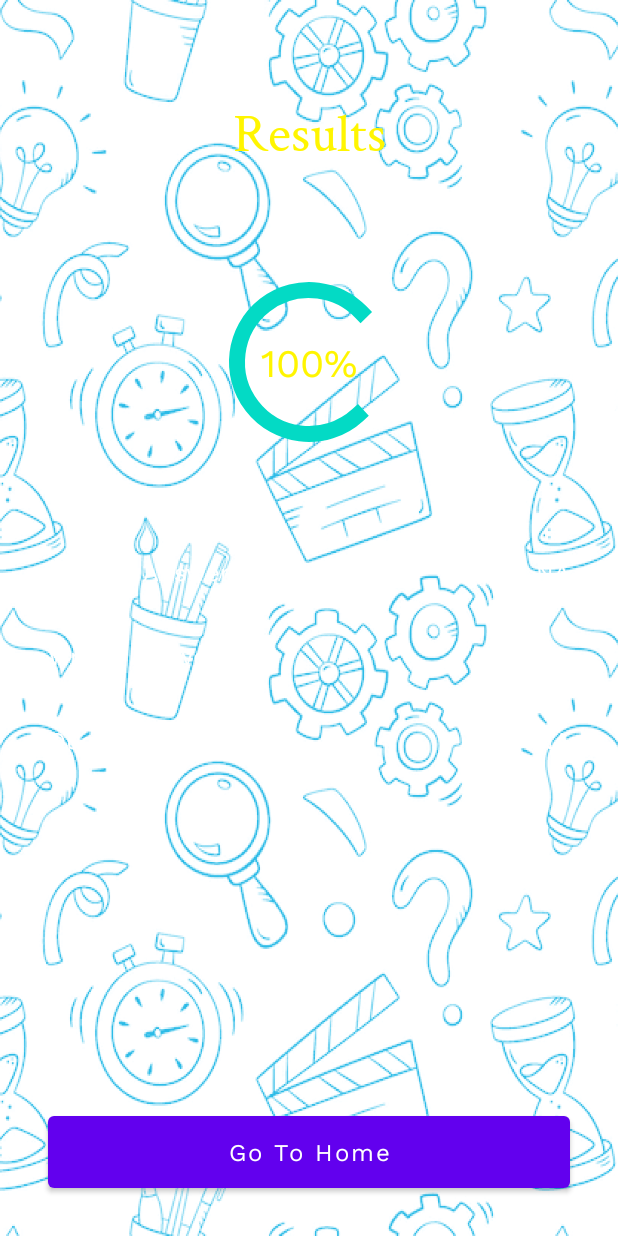
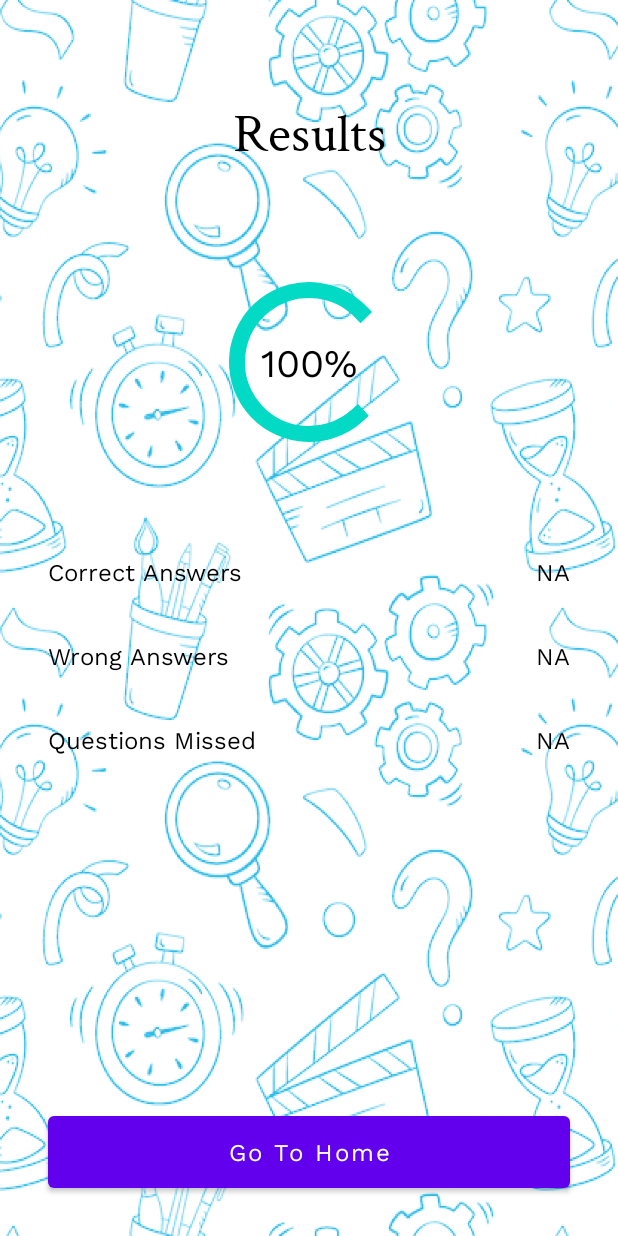
Before and after one commit to RohitBisht21/QuizApp, an Android app: the FinalFragment screen opened through its navigation route, on a phone screen of 412 x 824 dp. Run offline under Robolectric (Android 15) with nearby library versions, the phone set to English and light mode, and no system bars; our stand-ins replace Firebase (no records; nobody signed in at launch, a user with empty details on screens opened directly); 3 statements that could not run were skipped.

Commit message:
initial commit

```diff
--- a/app/src/main/res/layout/fragment_final.xml
+++ b/app/src/main/res/layout/fragment_final.xml
@@ -18,7 +18,7 @@
         android:layout_marginEnd="32dp"
         android:fontFamily="@font/crimson_text"
         android:text="Results"
-        android:textColor="@color/colorPrimary"
+        android:textColor="@color/colorPrimaryDark"
         android:textSize="36sp"
         app:layout_constraintEnd_toEndOf="parent"
         app:layout_constraintStart_toStartOf="parent"
@@ -40,7 +40,7 @@
         android:layout_height="wrap_content"
         android:fontFamily="@font/work_sans"
         android:text="100%"
-        android:textColor="@color/colorPrimary"
+        android:textColor="@color/colorPrimaryDark"
         android:textSize="26sp"
         app:layout_constraintBottom_toBottomOf="@+id/results_progress"
         app:layout_constraintEnd_toEndOf="@+id/results_progress"
@@ -53,9 +53,9 @@
         android:layout_height="wrap_content"
         android:layout_marginStart="32dp"
         android:layout_marginTop="64dp"
+        android:fontFamily="@font/work_sans"
         android:text="Correct Answers"
-        android:fontFamily="@font/work_sans"
-        android:textColor="@color/white"
+        android:textColor="@color/black"
         android:textSize="16sp"
         app:layout_constraintStart_toStartOf="parent"
         app:layout_constraintTop_toBottomOf="@+id/results_progress" />
@@ -66,9 +66,9 @@
         android:layout_height="wrap_content"
         android:layout_marginStart="32dp"
         android:layout_marginTop="32dp"
+        android:fontFamily="@font/work_sans"
         android:text="Wrong Answers"
-        android:fontFamily="@font/work_sans"
-        android:textColor="@color/white"
+        android:textColor="@color/colorPrimaryDark"
         android:textSize="16sp"
         app:layout_constraintStart_toStartOf="parent"
         app:layout_constraintTop_toBottomOf="@+id/results_correct" />
@@ -79,9 +79,9 @@
         android:layout_height="wrap_content"
         android:layout_marginStart="32dp"
         android:layout_marginTop="32dp"
+        android:fontFamily="@font/work_sans"
         android:text="Questions Missed"
-        android:fontFamily="@font/work_sans"
-        android:textColor="@color/white"
+        android:textColor="@color/colorPrimaryDark"
         android:textSize="16sp"
         app:layout_constraintStart_toStartOf="parent"
         app:layout_constraintTop_toBottomOf="@+id/result_wrong" />
@@ -93,7 +93,7 @@
         android:layout_marginEnd="32dp"
         android:fontFamily="@font/work_sans"
         android:text="NA"
-        android:textColor="@color/white"
+        android:textColor="@color/colorPrimaryDark"
         android:textSize="16sp"
         app:layout_constraintEnd_toEndOf="parent"
         app:layout_constraintTop_toTopOf="@+id/results_correct" />
@@ -106,7 +106,8 @@
         android:layout_marginEnd="32dp"
         android:fontFamily="@font/work_sans"
         android:text="NA"
-        android:textColor="@color/white"
+        android:textColor="@color/colorPrimaryDark"
+        android:textColorHint="@color/colorPrimaryDark"
         android:textSize="16sp"
         app:layout_constraintEnd_toEndOf="parent"
         app:layout_constraintTop_toBottomOf="@+id/result_correct_text" />
@@ -119,7 +120,7 @@
         android:layout_marginEnd="32dp"
         android:fontFamily="@font/work_sans"
         android:text="NA"
-        android:textColor="@color/white"
+        android:textColor="@color/colorPrimaryDark"
         android:textSize="16sp"
         app:layout_constraintEnd_toEndOf="parent"
         app:layout_constraintTop_toBottomOf="@+id/results_wrong_text" />
```
Also changed, not shown: app/src/main/res/layout/fragment_info.xml (+11 -11 lines), app/src/main/res/layout/fragment_ques.xml (+8 -8 lines).
